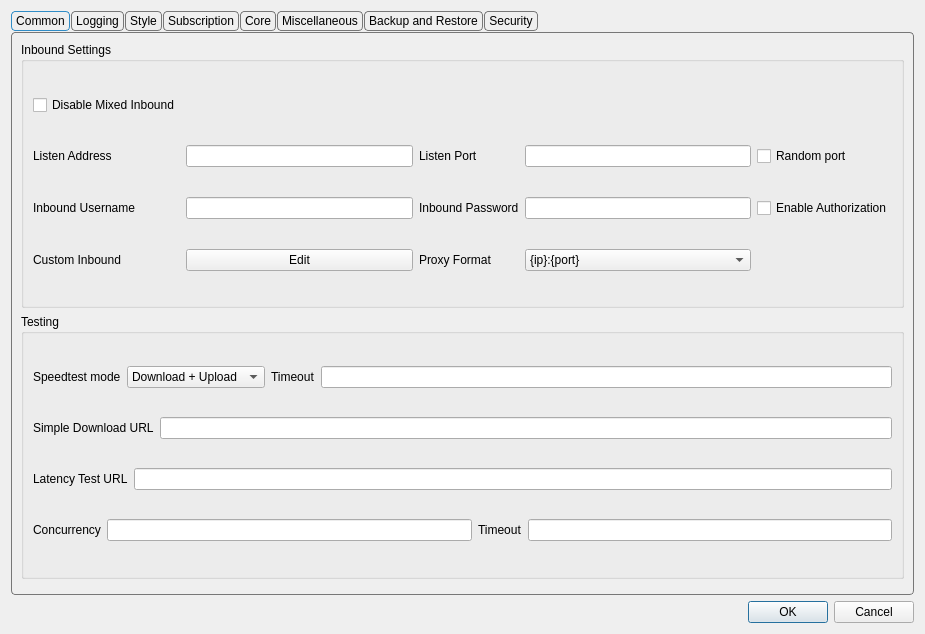
Above: include/ui/setting/dialog_basic_settings.ui from 0-Kutya-0/Throne before the change. Below: the same form after it.
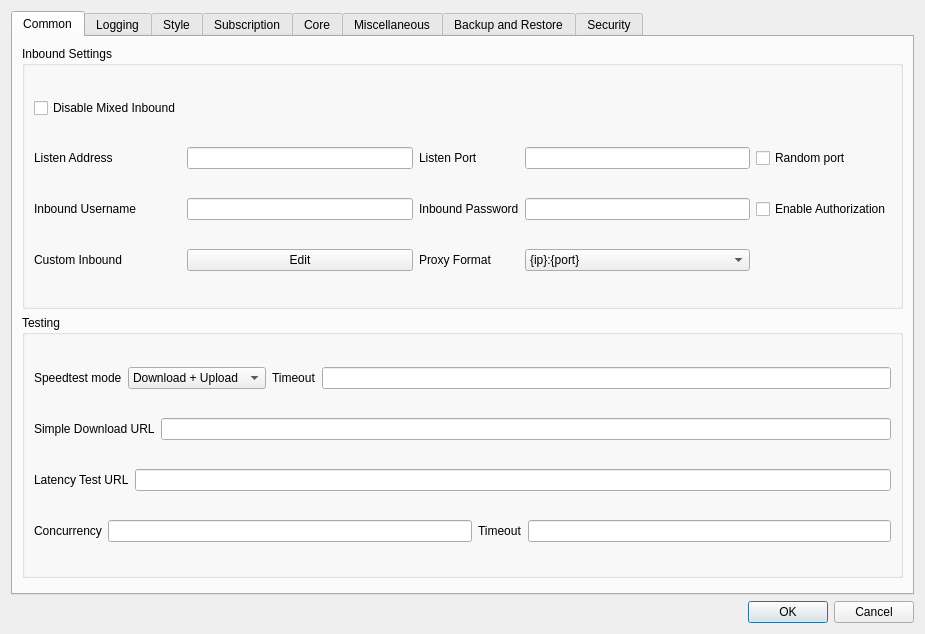
That is the form after the change. Custom widgets are drawn as their Qt base class.

Patch:
```diff
--- a/include/ui/setting/dialog_basic_settings.ui
+++ b/include/ui/setting/dialog_basic_settings.ui
@@ -32,38 +32,6 @@
    </item>
    <item row="0" column="3">
     <widget class="QTabWidget" name="tabWidget">
-     <property name="styleSheet">
-      <string notr="true">QTabWidget::pane {
-    margin-top: 1px;
-    border: 1px solid #777777;
-    border-radius: 4px;
-}
-
-QTabBar {
-    background: transparent;
-    qproperty-drawBase: 0;
-}
-
-QTabBar::tab {
-    border: 1px solid #777777;
-    border-radius: 4px;
-
-    padding: 2px 4px;
-    margin-right: 1px;
-}
-
-QTabBar::tab:selected {
-    border: 1px solid palette(highlight);
-}
-
-QTabBar::tab:!selected {
-    border: 1px solid #777777;
-}
-
-QTabBar::tab:hover:!selected {
-    border: 1px solid #777777;
-}</string>
-     </property>
      <property name="tabShape">
       <enum>QTabWidget::TabShape::Rounded</enum>
      </property>
```
